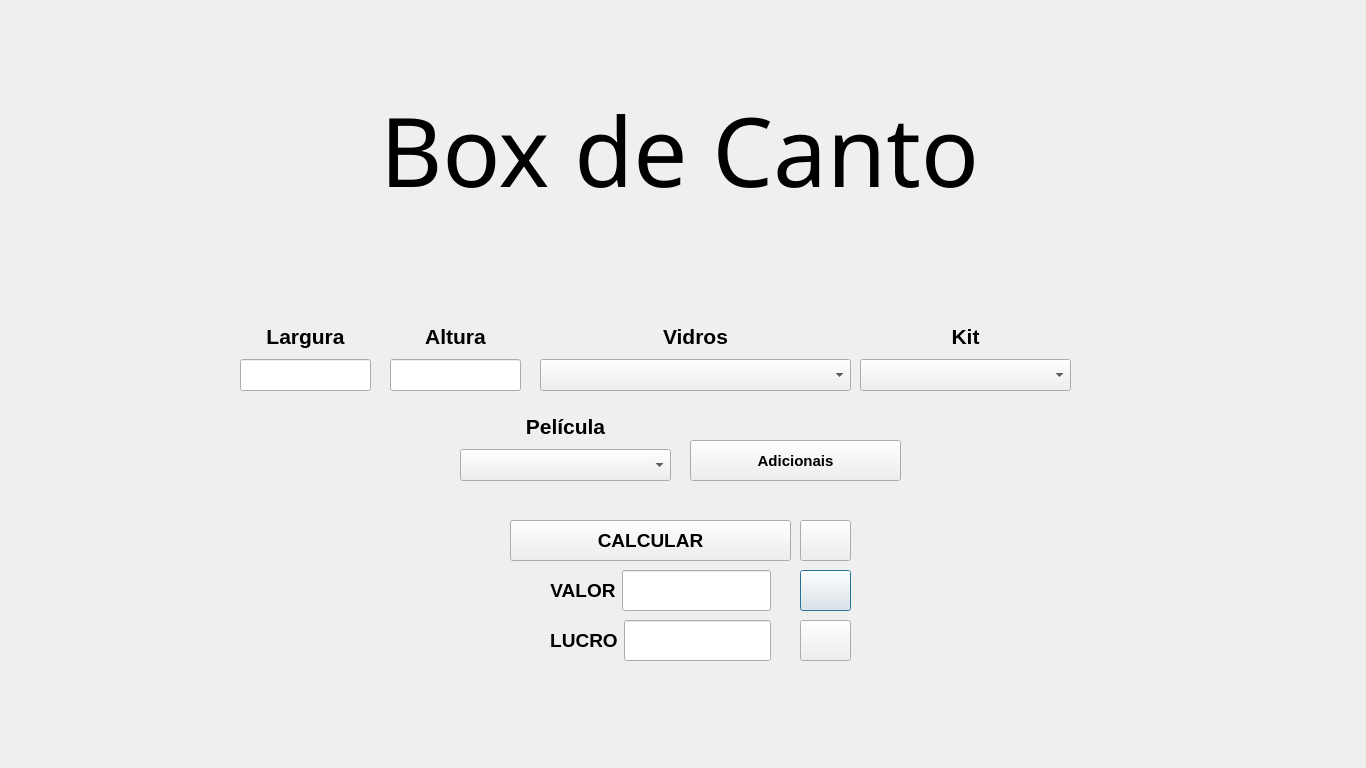
The window that ArtvidrosV3/boxcanto.ui (PedrOliveiraM/Artvidros-2023) describes before a commit, drawn with Qt 5.
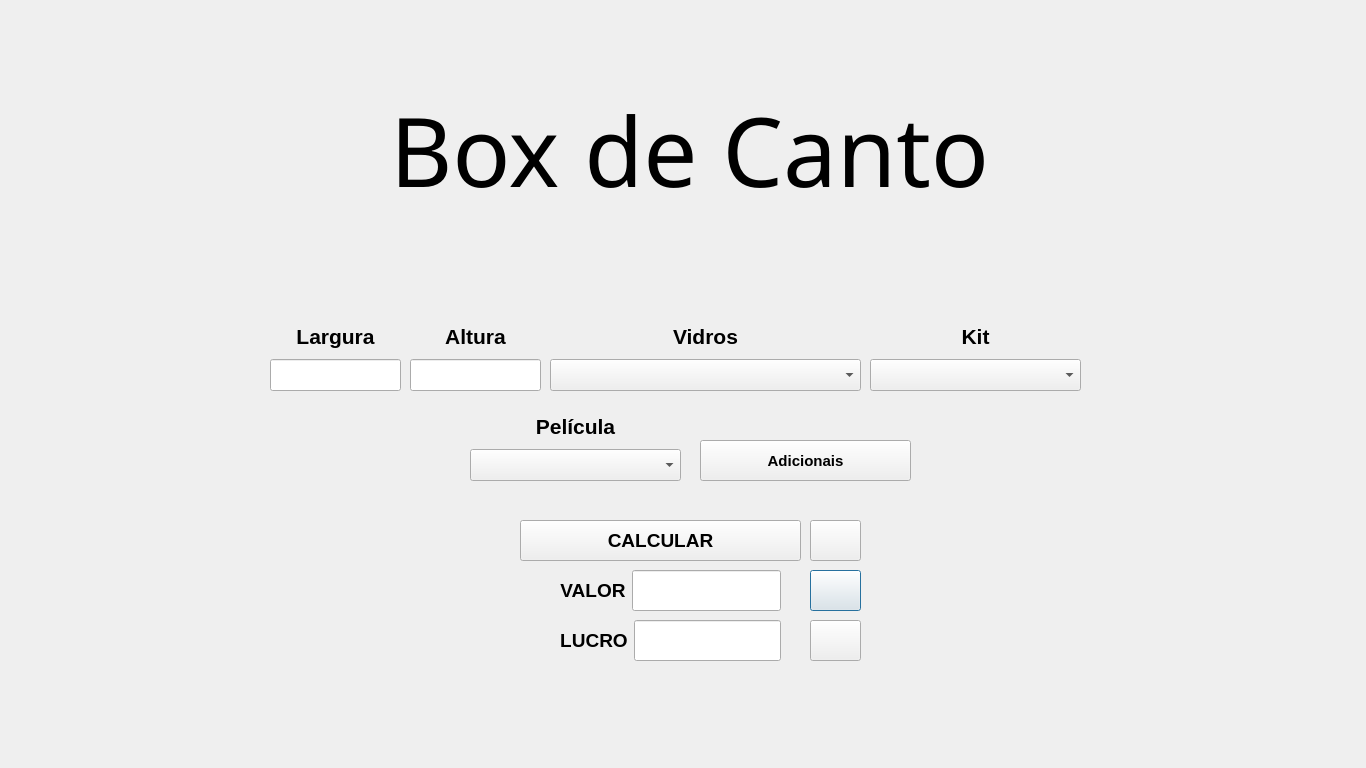
The same window after the commit. Icons and pictures are not drawn.

Diff of the .ui file:
```diff
--- a/ArtvidrosV3/boxcanto.ui
+++ b/ArtvidrosV3/boxcanto.ui
@@ -16,7 +16,7 @@
   <widget class="QWidget" name="layoutWidget_5">
    <property name="geometry">
     <rect>
-     <x>240</x>
+     <x>270</x>
      <y>320</y>
      <width>131</width>
      <height>71</height>
@@ -57,7 +57,7 @@
   <widget class="QWidget" name="layoutWidget_9">
    <property name="geometry">
     <rect>
-     <x>460</x>
+     <x>470</x>
      <y>410</y>
      <width>211</width>
      <height>71</height>
@@ -97,7 +97,7 @@
   <widget class="QWidget" name="layoutWidget_7">
    <property name="geometry">
     <rect>
-     <x>860</x>
+     <x>870</x>
      <y>320</y>
      <width>211</width>
      <height>71</height>
@@ -137,7 +137,7 @@
   <widget class="QPushButton" name="pushButtonSalvar">
    <property name="geometry">
     <rect>
-     <x>800</x>
+     <x>810</x>
      <y>570</y>
      <width>51</width>
      <height>41</height>
@@ -160,7 +160,7 @@
   <widget class="QPushButton" name="pushButtonRefatorando">
    <property name="geometry">
     <rect>
-     <x>690</x>
+     <x>700</x>
      <y>440</y>
      <width>211</width>
      <height>41</height>
@@ -189,7 +189,7 @@
   <widget class="QPushButton" name="pushButtonDesconto">
    <property name="geometry">
     <rect>
-     <x>800</x>
+     <x>810</x>
      <y>520</y>
      <width>51</width>
      <height>41</height>
@@ -212,7 +212,7 @@
   <widget class="QLabel" name="label">
    <property name="geometry">
     <rect>
-     <x>380</x>
+     <x>390</x>
      <y>80</y>
      <width>641</width>
      <height>141</height>
@@ -232,7 +232,7 @@
   <widget class="QWidget" name="layoutWidget_6">
    <property name="geometry">
     <rect>
-     <x>550</x>
+     <x>560</x>
      <y>570</y>
      <width>221</width>
      <height>41</height>
@@ -267,7 +267,7 @@
   <widget class="QPushButton" name="pushButtonLimpar">
    <property name="geometry">
     <rect>
-     <x>800</x>
+     <x>810</x>
      <y>620</y>
      <width>51</width>
      <height>41</height>
@@ -290,7 +290,7 @@
   <widget class="QPushButton" name="pushButtonCalcular">
    <property name="geometry">
     <rect>
-     <x>510</x>
+     <x>520</x>
      <y>520</y>
      <width>281</width>
      <height>41</height>
@@ -315,7 +315,7 @@
   <widget class="QWidget" name="layoutWidget_8">
    <property name="geometry">
     <rect>
-     <x>390</x>
+     <x>410</x>
      <y>320</y>
      <width>131</width>
      <height>71</height>
@@ -356,7 +356,7 @@
   <widget class="QWidget" name="layoutWidget">
    <property name="geometry">
     <rect>
-     <x>550</x>
+     <x>560</x>
      <y>620</y>
      <width>221</width>
      <height>41</height>
@@ -398,7 +398,7 @@
   <widget class="QWidget" name="layoutWidget_2">
    <property name="geometry">
     <rect>
-     <x>540</x>
+     <x>550</x>
      <y>320</y>
      <width>311</width>
      <height>71</height>
```
